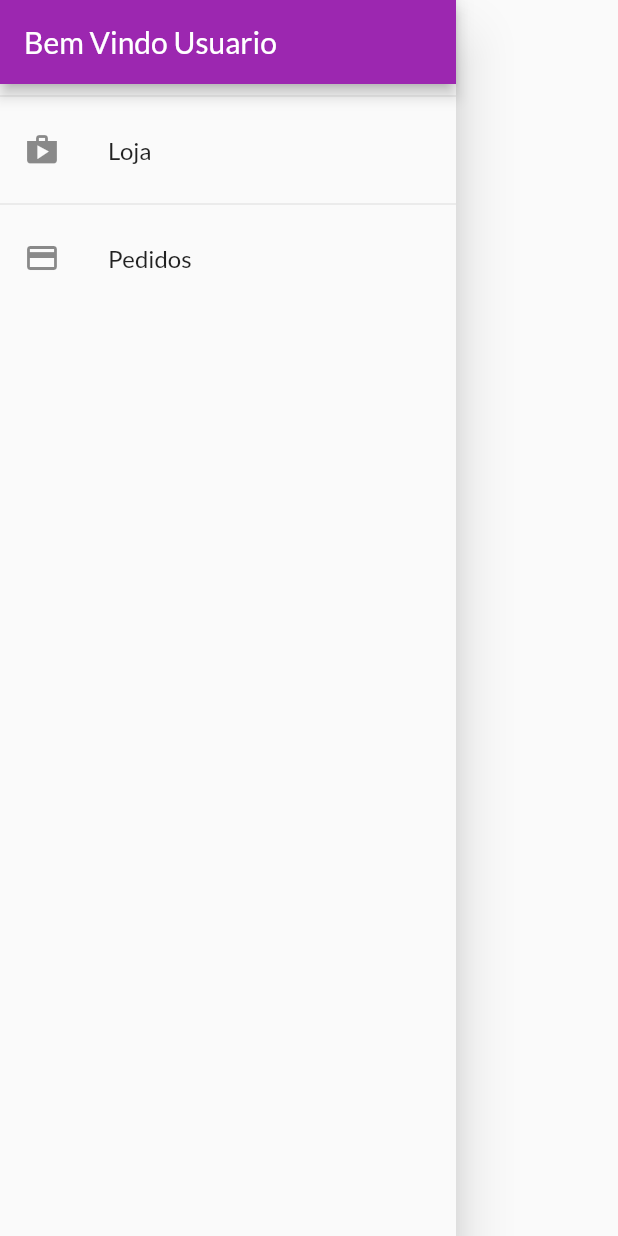
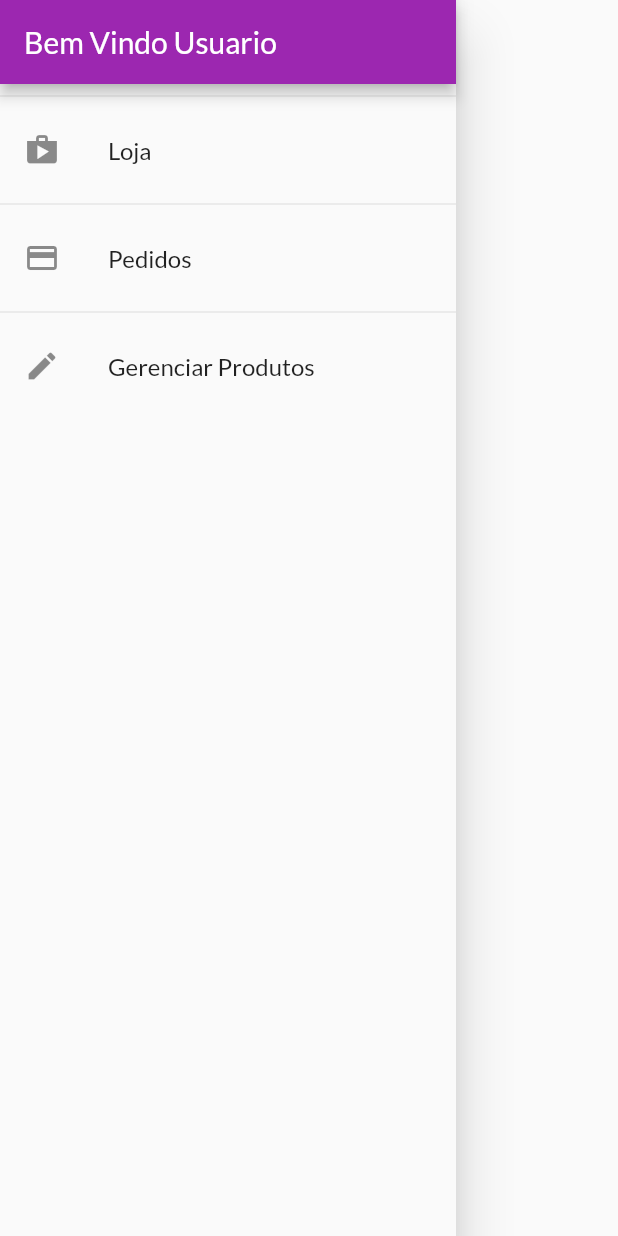
Before and after one commit to avelar42/shopFlutter, a Flutter app: the AppDrawer widget shown alone on an empty page, opened directly, on a phone screen of 412 x 824 dp. Run offline on Flutter 3.47's test engine with Material 2 defaults, Android fonts, the phone set to English and light mode, and no system bars; network calls fail.

Commit message:
Adjust in app drawner

```diff
--- a/shop/lib/components/app_drawer.dart
+++ b/shop/lib/components/app_drawer.dart
@@ -28,6 +28,14 @@ class AppDrawer extends StatelessWidget {
             onTap: () {
               Navigator.of(context).pushReplacementNamed(AppRoutes.ORDERS);
             },
+          ),
+          Divider(),
+          ListTile(
+            leading: Icon(Icons.edit),
+            title: Text('Gerenciar Produtos'),
+            onTap: () {
+              Navigator.of(context).pushReplacementNamed(AppRoutes.PRODUCTS);
+            },
           )
         ],
       ),
--- a/shop/lib/main.dart
+++ b/shop/lib/main.dart
@@ -6,6 +6,7 @@ import 'package:shop/models/product_list.dart';
 import 'package:shop/pages/cart_page.dart';
 import 'package:shop/pages/orders_page.dart';
 import 'package:shop/pages/product_detail_page.dart';
+import 'package:shop/pages/products_page.dart';
 import 'package:shop/pages/products_overview_page.dart';
 import 'package:shop/utils/app_routes.dart';
 
@@ -37,7 +38,8 @@ class MyApp extends StatelessWidget {
           AppRoutes.HOME: (ctx) => ProductsOverviewPage(),
           AppRoutes.PRODUCT_DETAIL: (ctx) => ProductDetailPage(),
           AppRoutes.CART: (ctx) => CartPage(),
-          AppRoutes.ORDERS: (ctx) => OrdersPage()
+          AppRoutes.ORDERS: (ctx) => OrdersPage(),
+          AppRoutes.PRODUCTS: (ctx) => ProductsPage()
         },
         debugShowCheckedModeBanner: false,
       ),
--- a/shop/lib/models/product_list.dart
+++ b/shop/lib/models/product_list.dart
@@ -16,6 +16,10 @@ class ProductList with ChangeNotifier {
   void addProduct(Product product) {
     _items.add(product);
     notifyListeners();
+  }
+
+  int get itemsCount {
+    return _items.length;
   }
 }
 
--- a/shop/lib/utils/app_routes.dart
+++ b/shop/lib/utils/app_routes.dart
@@ -3,4 +3,5 @@ class AppRoutes {
   static const PRODUCT_DETAIL = '/product_detail';
   static const CART = '/cart';
   static const ORDERS = '/orders';
+  static const PRODUCTS = '/products';
 }
```
Also changed, not shown: shop/lib/components/product_item.dart (added, +27 -0 lines), shop/lib/pages/products_page.dart (added, +26 -0 lines).
